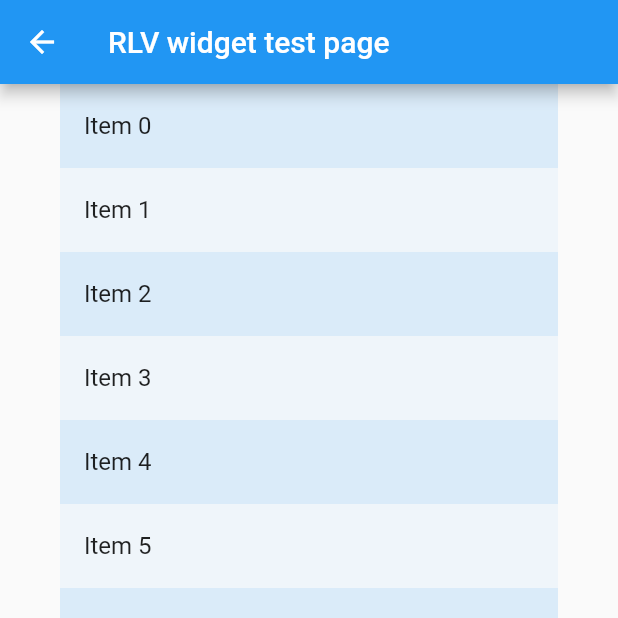
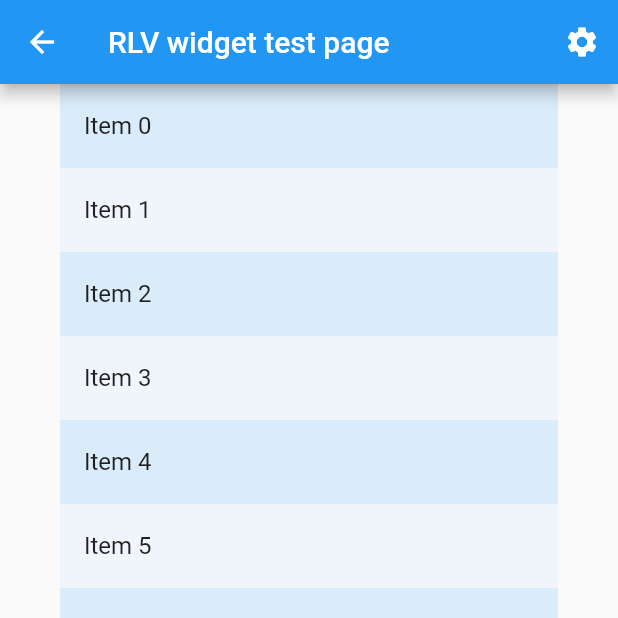
Before and after one commit to glowisn/draggablelist_toy, a Flutter app: the ReorderableListViewPage screen opened directly, on a phone screen of 412 x 824 dp, the top half of it. Run offline on Flutter 3.47's test engine with Material 2 defaults, Android fonts, the phone set to English and light mode, and no system bars; our stand-ins replace get.

Commit message:
[RLV] 0.2 ListView RLV change

```diff
--- a/lib/pages/reorderableListView.dart
+++ b/lib/pages/reorderableListView.dart
@@ -12,6 +12,7 @@ class ReorderableListViewPage extends StatefulWidget {
 
 class _ReorderableListViewPageState extends State<ReorderableListViewPage> {
   final List<int> _items = List<int>.generate(50, (int index) => index);
+  bool _isOnReorderMode = false;
 
   @override
   Widget build(BuildContext context) {
@@ -20,15 +21,40 @@ class _ReorderableListViewPageState extends State<ReorderableListViewPage> {
     final Color evenItemColor = colorScheme.primary.withOpacity(0.15);
 
     return Scaffold(
-      appBar: AppBar(title: const Text("RLV widget test page")),
-      body: ReorderableListView(
+      appBar: AppBar(
+        title: const Text("RLV widget test page"),
+        actions: <Widget>[
+          if (_isOnReorderMode)
+            IconButton(
+              icon: Icon(Icons.save),
+              onPressed: () {
+                setState(() {
+                  _isOnReorderMode = false;
+                });
+              },
+            )
+          else
+            IconButton(
+              icon: Icon(Icons.settings),
+              onPressed: () {
+                setState(() {
+                  _isOnReorderMode = true;
+                });
+              },
+            )
+        ],
+      ),
+      body: _isOnReorderMode
+          ? ReorderableListView(
               padding: const EdgeInsets.symmetric(horizontal: 40),
               children: <Widget>[
                 for (int index = 0; index < _items.length; index += 1)
                   ListTile(
                     key: Key('$index'),
-              tileColor: _items[index].isOdd ? oddItemColor : evenItemColor,
+                    tileColor:
+                        _items[index].isOdd ? oddItemColor : evenItemColor,
                     title: Text('Item ${_items[index]}'),
+                    trailing: const Icon(Icons.menu),
                   ),
               ],
               onReorder: (int oldIndex, int newIndex) {
@@ -40,6 +66,25 @@ class _ReorderableListViewPageState extends State<ReorderableListViewPage> {
                   _items.insert(newIndex, item);
                 });
               },
+            )
+          : ListView(
+              padding: const EdgeInsets.symmetric(horizontal: 40),
+              children: <Widget>[
+                for (int index = 0; index < _items.length; index += 1)
+                  ListTile(
+                    key: Key('$index'),
+                    tileColor:
+                        _items[index].isOdd ? oddItemColor : evenItemColor,
+                    title: Text('Item ${_items[index]}'),
+                    onLongPress: () {
+                      if (!_isOnReorderMode) {
+                        setState(() {
+                          _isOnReorderMode = true;
+                        });
+                      }
+                    },
+                  ),
+              ],
             ),
     );
   }
```
Lines whose indentation alone changed are shown as unchanged.
